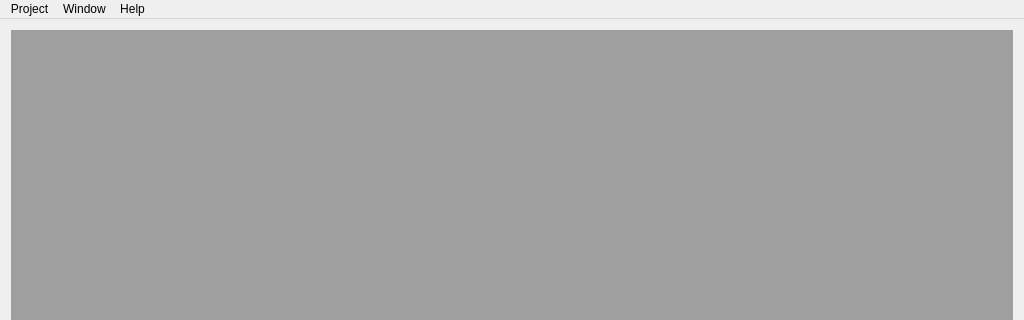
GENIVI/CANdevStudio, file src/gui/mainwindow.ui: the form before one commit; both pictures show x 0 to 1024 and y 0 to 320 of the 1024 by 768 pixel window.
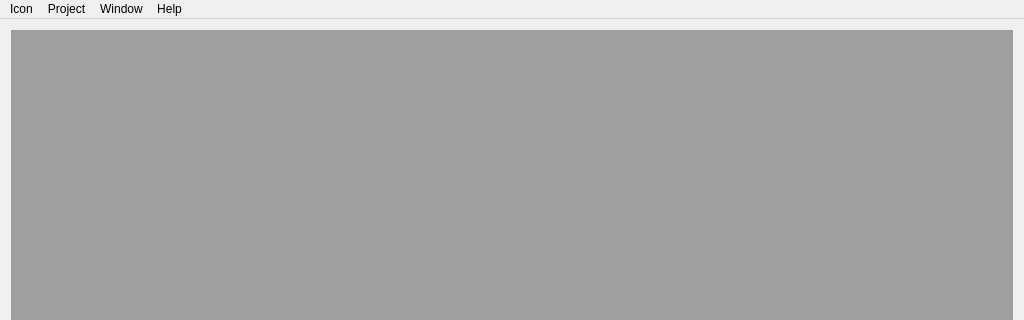
The form after the commit. Icons and pictures are not drawn.

Commit message: Window fixes; CDS icons added

The edit to the form file:
```diff
--- a/src/gui/mainwindow.ui
+++ b/src/gui/mainwindow.ui
@@ -46,7 +46,7 @@
      <x>0</x>
      <y>0</y>
      <width>1024</width>
-     <height>20</height>
+     <height>21</height>
     </rect>
    </property>
    <widget class="QMenu" name="menuProject">
@@ -80,6 +80,19 @@
     <addaction name="actionSubWindowView"/>
     <addaction name="actionTabView"/>
    </widget>
+   <widget class="QMenu" name="menuIcon">
+    <property name="enabled">
+     <bool>true</bool>
+    </property>
+    <property name="title">
+     <string>Icon</string>
+    </property>
+    <property name="icon">
+     <iconset resource="../../CANdevResources.qrc">
+      <normaloff>:/images/files/images/dark/CANbus_logo.svg</normaloff>:/images/files/images/dark/CANbus_logo.svg</iconset>
+    </property>
+   </widget>
+   <addaction name="menuIcon"/>
    <addaction name="menuProject"/>
    <addaction name="menuWindow"/>
    <addaction name="menuHelp"/>
```
Left out of the diff: 41 changed lines with no effect on the pictures. The commit also changes 6 other files.
